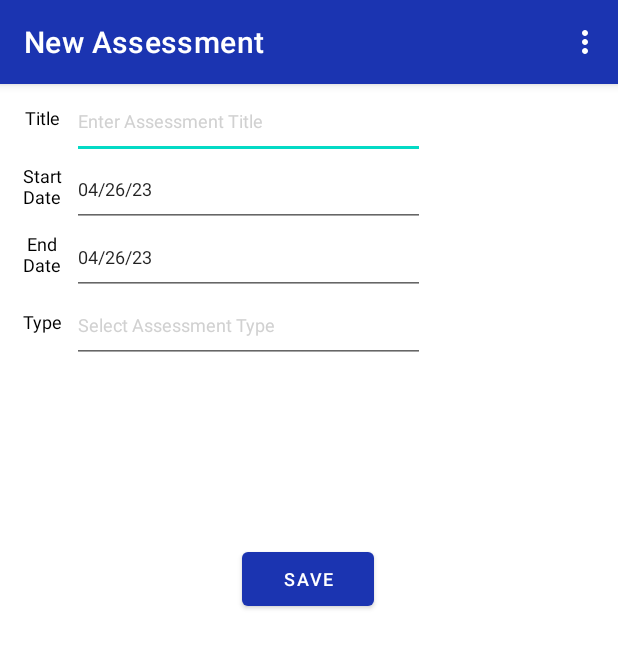
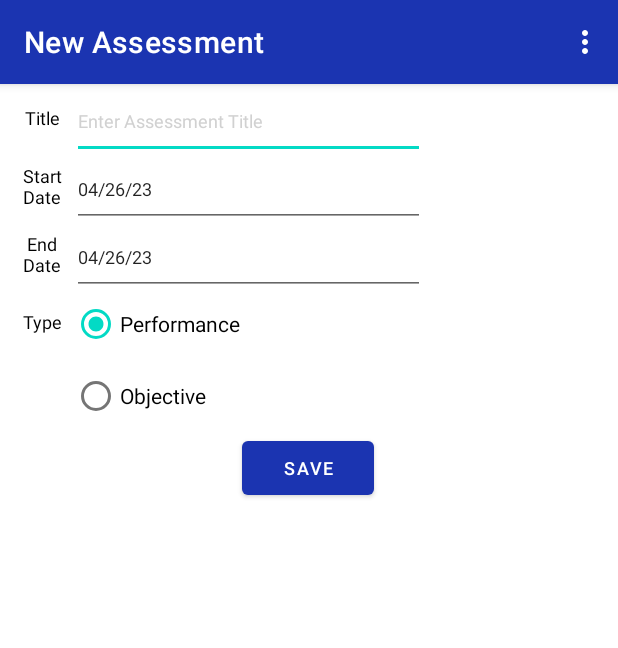
Before and after one commit to JohnHumphrey2099/C196, an Android app: the AssessmentDetail screen opened directly, with no data from a screen before it, on a phone screen of 412 x 824 dp. Shown: the top 648 px of the screen. Run offline under Robolectric (Android 15) with nearby library versions, the phone set to English and light mode, and no system bars; our stand-ins replace Room's generated code.

```diff
--- a/app/src/main/java/com/humphrey/c196/UI/AssessmentDetail.java
+++ b/app/src/main/java/com/humphrey/c196/UI/AssessmentDetail.java
@@ -4,7 +4,6 @@ import androidx.appcompat.app.ActionBar;
 import androidx.appcompat.app.AppCompatActivity;
 
 import android.app.DatePickerDialog;
-import android.content.Intent;
 import android.os.Bundle;
 import android.view.Menu;
 import android.view.MenuItem;
@@ -12,10 +11,11 @@ import android.view.View;
 import android.widget.Button;
 import android.widget.DatePicker;
 import android.widget.EditText;
+import android.widget.RadioButton;
+import android.widget.RadioGroup;
 
 import com.humphrey.c196.Database.Repository;
 import com.humphrey.c196.Entity.Assessment;
-import com.humphrey.c196.Entity.Term;
 import com.humphrey.c196.R;
 import com.humphrey.c196.Utility.Util;
 
@@ -31,7 +31,6 @@ public class AssessmentDetail extends AppCompatActivity {
     private int position;
     String myFormat = "MM/dd/yy";
     EditText title;
-    EditText type;
     EditText startDate;
     EditText endDate;
     SimpleDateFormat sdf = new SimpleDateFormat(myFormat, Locale.US);
@@ -39,6 +38,10 @@ public class AssessmentDetail extends AppCompatActivity {
     DatePickerDialog.OnDateSetListener endPicker;
     final Calendar calendarStart = Calendar.getInstance();
     final Calendar calendarEnd = Calendar.getInstance();
+    RadioGroup radioGroup;
+    RadioButton performanceButton;
+    RadioButton objectiveButton;
+    String type;
     Repository repository;
     @Override
     protected void onCreate(Bundle savedInstanceState) {
@@ -57,13 +60,28 @@ public class AssessmentDetail extends AppCompatActivity {
         courseID = getIntent().getIntExtra("courseID", 0);
         position = getIntent().getIntExtra("position", 9999);
         title = findViewById(R.id.editTextAssessmentTitle);
-        type = findViewById(R.id.editTextAssessmentType);
         startDate = findViewById(R.id.editTextAssessmentStart);
         endDate = findViewById(R.id.editTextAssessmentEnd);
         Button saveButton = findViewById(R.id.saveAssessment);
-        //set fields////////////////////////////////////////////////////////////
+        radioGroup = findViewById(R.id.radio_group);
+        performanceButton = findViewById(R.id.radio_performance);
+        objectiveButton = findViewById(R.id.radio_objective);
+        //set performance button to true by default
+        performanceButton.setChecked(true);
+        type = "Performance";
+//set fields////////////////////////////////////////////////////////////
         title.setText(getIntent().getStringExtra("title"));
-        type.setText(getIntent().getStringExtra("type"));
+        //set the radio button from saved type, if type is not null
+        if(getIntent().getStringExtra("type") != null){
+            String temp = getIntent().getStringExtra("type");
+            if (temp.equals("Performance")) {
+                performanceButton.setChecked(true);
+                type = "Performance";
+            } else if (temp.equals("Objective")) {
+                objectiveButton.setChecked(true);
+                type = "Objective";
+            }
+        }
 
         // date field logic
         if(id == 0) {//unsaved assessment
@@ -141,7 +159,7 @@ public class AssessmentDetail extends AppCompatActivity {
                     if(position == 9999){
                         Assessment assessment = new Assessment(id,
                                 title.getText().toString(),
-                                type.getText().toString(),
+                                type,
                                 startDate.getText().toString(),
                                 endDate.getText().toString(),courseID);
                         Util.cacheAssessments.add(assessment);
@@ -149,7 +167,7 @@ public class AssessmentDetail extends AppCompatActivity {
                     else{
                         Assessment assessment = Util.cacheAssessments.get(position);
                         assessment.setTitle(title.getText().toString());
-                        assessment.setType(type.getText().toString());
+                        assessment.setType(type);
                         assessment.setStartDate(startDate.getText().toString());
                         assessment.setEndDate(endDate.getText().toString());
                     }
@@ -157,18 +175,25 @@ public class AssessmentDetail extends AppCompatActivity {
                 else{
                     if(id == 0){
                         repository.insertAssessment(new Assessment(id,
-                                title.getText().toString(), type.getText().toString(),
+                                title.getText().toString(), type,
                                 startDate.getText().toString(),
                                 endDate.getText().toString(), courseID));
                     }
                     else{
                         repository.updateAssessment(new Assessment(id,
-                                title.getText().toString(), type.getText().toString(),
+                                title.getText().toString(), type,
                                 startDate.getText().toString(),
                                 endDate.getText().toString(), courseID));
                     }
                 }
                 finish();
+            }
+        });
+        radioGroup.setOnCheckedChangeListener(new RadioGroup.OnCheckedChangeListener() {
+            @Override
+            public void onCheckedChanged(RadioGroup radioGroup, int checkedId) {
+                RadioButton selectedRadio = findViewById(checkedId);
+                type = selectedRadio.getText().toString();
             }
         });
     }
--- a/app/src/main/res/layout/activity_assessment_detail.xml
+++ b/app/src/main/res/layout/activity_assessment_detail.xml
@@ -30,13 +30,12 @@
                     android:id="@+id/saveAssessment"
                     android:layout_width="wrap_content"
                     android:layout_height="wrap_content"
-                    android:layout_marginTop="120dp"
                     android:text="SAVE"
                     android:textSize="12sp"
                     app:layout_constraintEnd_toEndOf="parent"
                     app:layout_constraintHorizontal_bias="0.498"
                     app:layout_constraintStart_toStartOf="parent"
-                    app:layout_constraintTop_toBottomOf="@+id/editTextAssessmentType" />
+                    app:layout_constraintTop_toBottomOf="@+id/radio_group" />
 
                 <TextView
                     android:id="@+id/labelCourseStart"
@@ -48,18 +47,6 @@
                     android:textSize="12sp"
                     app:layout_constraintStart_toStartOf="@+id/labelCourseTitle"
                     app:layout_constraintTop_toBottomOf="@+id/labelCourseTitle" />
-
-                <EditText
-                    android:id="@+id/editTextAssessmentType"
-                    android:layout_width="235dp"
-                    android:layout_height="50dp"
-                    android:ems="10"
-                    android:hint="Select Assessment Type"
-                    android:inputType="textPersonName"
-                    android:textColorHint="@color/hintText"
-                    android:textSize="12sp"
-                    app:layout_constraintStart_toEndOf="@+id/labelCourseStatus"
-                    app:layout_constraintTop_toBottomOf="@+id/labelCourseEnd" />
 
                 <TextView
                     android:id="@+id/labelCourseTitle"
@@ -133,6 +120,27 @@
                     app:layout_constraintStart_toEndOf="@+id/labelCourseEnd"
                     app:layout_constraintTop_toBottomOf="@+id/labelCourseStart" />
 
+                <RadioGroup
+                    android:id="@+id/radio_group"
+                    android:layout_width="wrap_content"
+                    android:layout_height="wrap_content"
+                    app:layout_constraintStart_toEndOf="@+id/labelCourseStatus"
+                    app:layout_constraintTop_toBottomOf="@+id/labelCourseEnd">
+
+                    <RadioButton
+                        android:id="@+id/radio_performance"
+                        android:layout_width="wrap_content"
+                        android:layout_height="wrap_content"
+                        android:text="Performance" />
+
+                    <RadioButton
+                        android:id="@+id/radio_objective"
+                        android:layout_width="wrap_content"
+                        android:layout_height="wrap_content"
+                        android:text="Objective" />
+
+                </RadioGroup>
+
             </androidx.constraintlayout.widget.ConstraintLayout>
         </LinearLayout>
     </ScrollView>
--- a/app/src/main/res/values/strings.xml
+++ b/app/src/main/res/values/strings.xml
@@ -9,4 +9,10 @@
 
     <string name="hello_first_fragment">Hello first fragment</string>
     <string name="hello_second_fragment">Hello second fragment. Arg: %1$s</string>
+    <string-array name="type_options">
+        <item>In Progress</item>
+        <item>Completed</item>
+        <item>Dropped</item>
+        <item>Plan to take</item>
+    </string-array>
 </resources>
```
Also changed, not shown: app/src/main/java/com/humphrey/c196/UI/CourseDetail.java (+27 -8 lines), app/src/main/res/layout/assessment_recycler_row.xml (+15 -4 lines).
